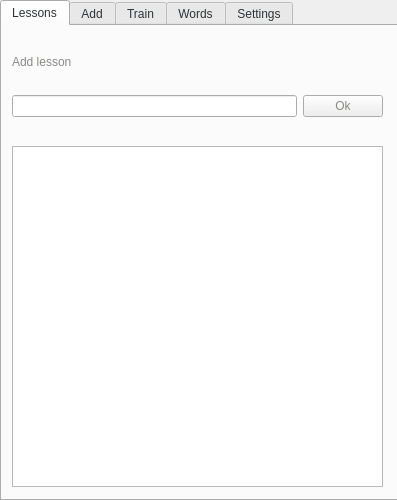
This is mainwindow.ui in rezzett/qlwt as Qt 5 draws it before an edit. The edited form follows.
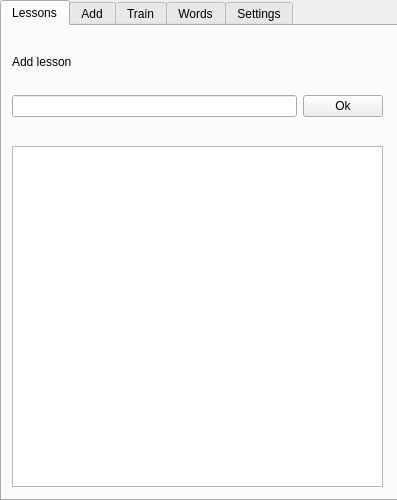
This is the edited form. The open tabs and pages were chosen to show the change.

What changed in the file:
```diff
--- a/mainwindow.ui
+++ b/mainwindow.ui
@@ -36,7 +36,7 @@
      </rect>
     </property>
     <property name="styleSheet">
-     <string notr="true">color: rgb(46, 52, 54);</string>
+     <string notr="true"/>
     </property>
     <property name="currentIndex">
      <number>4</number>
@@ -46,7 +46,7 @@
     </property>
     <widget class="QWidget" name="lessonsTab">
      <property name="styleSheet">
-      <string notr="true">color: rgb(136, 138, 133);</string>
+      <string notr="true"/>
      </property>
      <attribute name="title">
       <string>Lessons</string>
```
Left out of the diff: 18 changed lines with no effect on the pictures.
